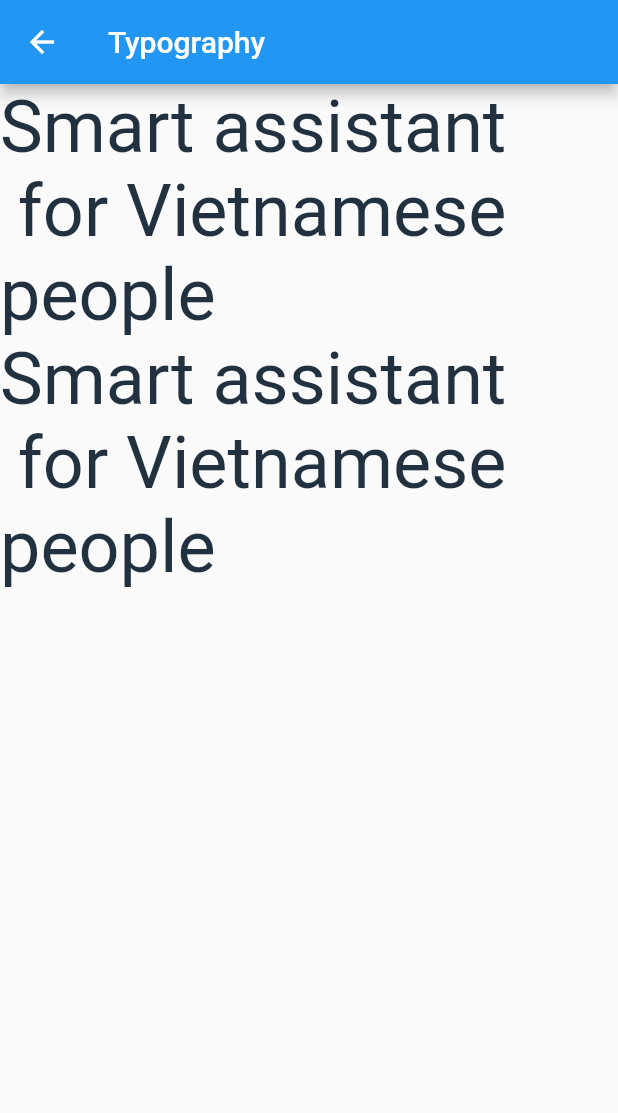
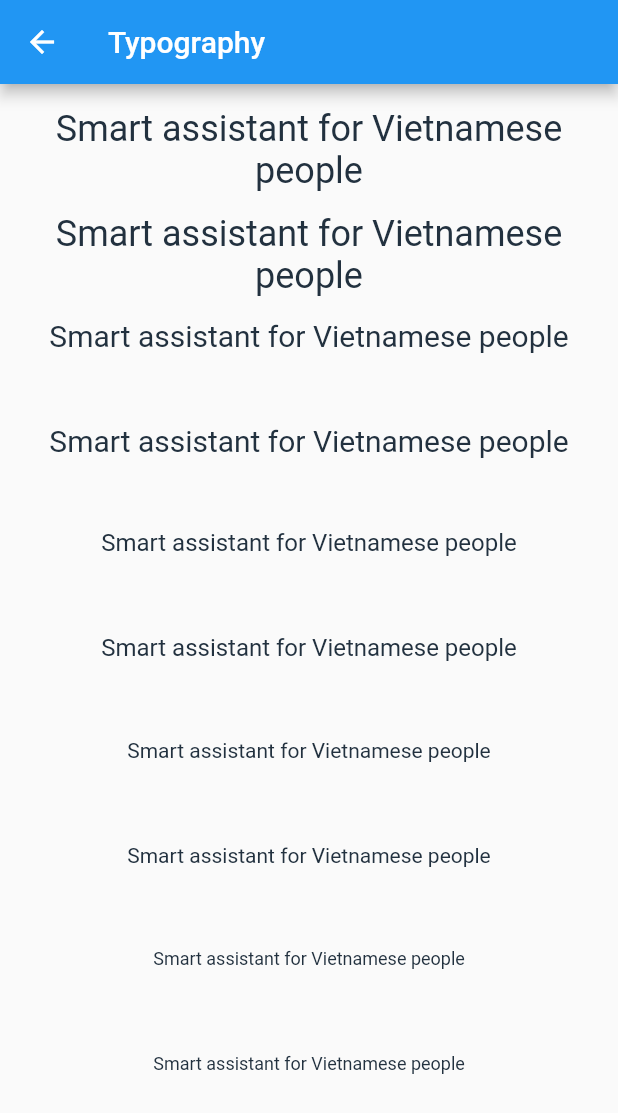
Before and after one commit to truonguit2010/OneIDDesginSystem, a Flutter app: the TypographyDemoPage screen opened directly, on a phone screen of 412 x 824 dp. Shown: the top 1113 px of the screen. Run offline on Flutter 3.47's test engine with Material 2 defaults, Android fonts, the phone set to English and light mode, and no system bars; Roboto replaces fonts that are missing (RobotoMedium, RobotoRegular).

Commit message:
- Done Demo Typography

```diff
--- a/one_id_design_system/one_id_design_system/example/lib/typography_demo_page.dart
+++ b/one_id_design_system/one_id_design_system/example/lib/typography_demo_page.dart
@@ -3,21 +3,67 @@ import 'package:flutter/gestures.dart';
 import 'package:flutter/material.dart';
 import 'package:one_id_design_system/one_id_font.dart';
 import 'package:one_id_design_system/branding_color_palette.dart';
+import 'package:one_id_design_system/one_id_layout.dart';
 
-const String DEMO_TEXT = 'Smart assistant\n for Vietnamese people';
+const String DEMO_TEXT = 'Smart assistant for Vietnamese people';
 
 class TypographyDemoPage extends StatelessWidget {
 
 
 
   List<DemoFontData> demoFontDatas = [
+    // -------------------------------------------------------------------------
     DemoFontData(
-      textStyle: ODSTextStyle.T48M.textStyleWithColor(),
+        textStyle: ODSTextStyle.T24M.textStyleWithColor(),
+        demoText: DEMO_TEXT
+    ),
+
+    DemoFontData(
+        textStyle: ODSTextStyle.T24R.textStyleWithColor(),
+        demoText: DEMO_TEXT
+    ),
+
+    // -------------------------------------------------------------------------
+    DemoFontData(
+      textStyle: ODSTextStyle.T20M.textStyleWithColor(),
       demoText: DEMO_TEXT
     ),
 
     DemoFontData(
-        textStyle: ODSTextStyle.T48R.textStyleWithColor(),
+        textStyle: ODSTextStyle.T20R.textStyleWithColor(),
+        demoText: DEMO_TEXT
+    ),
+
+    // -------------------------------------------------------------------------
+    DemoFontData(
+        textStyle: ODSTextStyle.T16M.textStyleWithColor(),
+        demoText: DEMO_TEXT
+    ),
+
+    DemoFontData(
+        textStyle: ODSTextStyle.T16R.textStyleWithColor(),
+        demoText: DEMO_TEXT
+    ),
+
+    // -------------------------------------------------------------------------
+    DemoFontData(
+        textStyle: ODSTextStyle.T14M.textStyleWithColor(),
+        demoText: DEMO_TEXT
+    ),
+
+    DemoFontData(
+        textStyle: ODSTextStyle.T14R.textStyleWithColor(),
+        demoText: DEMO_TEXT
+    ),
+
+    // -------------------------------------------------------------------------
+    DemoFontData(
+        textStyle: ODSTextStyle.T12M.textStyleWithColor(),
+        demoText: DEMO_TEXT
+    ),
+
+    DemoFontData(
+        textStyle: ODSTextStyle.T12R.textStyleWithColor(),
         demoText: DEMO_TEXT
     ),
   ];
@@ -54,6 +100,7 @@ class DemoFontListWidget extends StatelessWidget {
   @override
   Widget build(BuildContext context) {
     return Container(
+      padding: EdgeInsets.only(top: ODSFullColumnLayout.PADDING),
       child: SafeArea(
         child: Column(
           mainAxisAlignment: MainAxisAlignment.start,
@@ -96,6 +143,7 @@ class DemoFontItemState extends State<DemoFontItemWidget> {
       },
       child: Container(
         width: double.infinity,
+        height: 70,
         child: _isShowingText ? DemoFontItemTextWidget(demoFontData: demoFontData) : DemoFontItemInfoWidget(demoFontData: demoFontData,),
       ),
 
@@ -113,10 +161,16 @@ class DemoFontItemTextWidget extends StatelessWidget {
   Widget build(BuildContext context) {
 
     return Container(
+      padding: EdgeInsets.only(left: ODSFullColumnLayout.PADDING, right: ODSFullColumnLayout.PADDING),
       width: double.infinity,
-      child: Text(
-        demoFontData.demoText,
-        style: demoFontData.textStyle,
+      child: Column(
+        mainAxisAlignment: MainAxisAlignment.center,
+        crossAxisAlignment: CrossAxisAlignment.center,
+        children: [
+          Expanded(
+            child: Text(demoFontData.demoText, style: demoFontData.textStyle, textAlign: TextAlign.center,),
+          )
+        ],
       ),
     );
   }
@@ -134,13 +188,13 @@ class DemoFontItemInfoWidget extends StatelessWidget {
     } else if (f.contains('SF')) {
       combinedResult += 'S';
     }
-    combinedResult += demoFontData.textStyle.fontSize.toString();
+    combinedResult += demoFontData.textStyle.fontSize.round().toString();
     if (f.contains('Regular')) {
       combinedResult += 'R';
     } else if (f.contains('Medium')) {
       combinedResult += 'M';
     }
-    combinedResult += demoFontData.textStyle.height.toString();
+//    combinedResult += demoFontData.textStyle.height.toString();
     return combinedResult;
   }
 
@@ -149,11 +203,11 @@ class DemoFontItemInfoWidget extends StatelessWidget {
   }
 
   String get _fontSize {
-    return '';
+    return '${demoFontData.textStyle.fontSize}';
   }
 
   String get _lineHeight {
-    return '';
+    return '${demoFontData.textStyle.height}';
   }
 
   Color _fontTitleColor = BrandingColorPalette.ink500;
@@ -177,7 +231,9 @@ class DemoFontItemInfoWidget extends StatelessWidget {
   @override
   Widget build(BuildContext context) {
     return Container(
+      padding: EdgeInsets.only(left: ODSFullColumnLayout.PADDING, right: ODSFullColumnLayout.PADDING),
       child: Column(
+        crossAxisAlignment: CrossAxisAlignment.start,
         children: [
           Text(_fontTitle,
             style: _fontTitleTextStyle,
@@ -186,16 +242,17 @@ class DemoFontItemInfoWidget extends StatelessWidget {
           Row(
             children: [
 
-//              Flexible(
-//                child: _buildInfoColumnWidget('Family', _fontFamily)
-//              ),
-              _buildInfoColumnWidget('Family', _fontFamily),
+              Expanded(
+                child: _buildInfoColumnWidget('Family', _fontFamily)
+              ),
 
               _buildInfoColumnWidget('Size', _fontSize),
 
               _buildInfoColumnWidget('Line height', _lineHeight)
             ],
           ),
+
+//          Text(demoFontData.demoText, style: demoFontData.textStyle,)
         ],
       ),
     );
@@ -203,7 +260,9 @@ class DemoFontItemInfoWidget extends StatelessWidget {
 
   Widget _buildInfoColumnWidget(String header, String infomation) {
     return Container(
+      padding: EdgeInsets.only(left: ODSFullColumnLayout.PADDING, right: ODSFullColumnLayout.PADDING),
       child: Column(
+        crossAxisAlignment: CrossAxisAlignment.start,
         children: [
           Text(header, style: _headerTextStyle,),
           Text(infomation, style: _infoTextStyle,),
```
